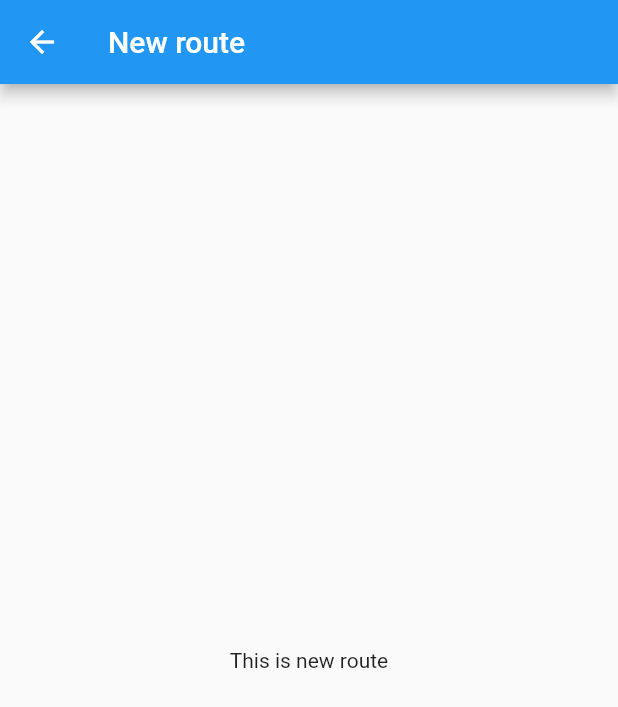
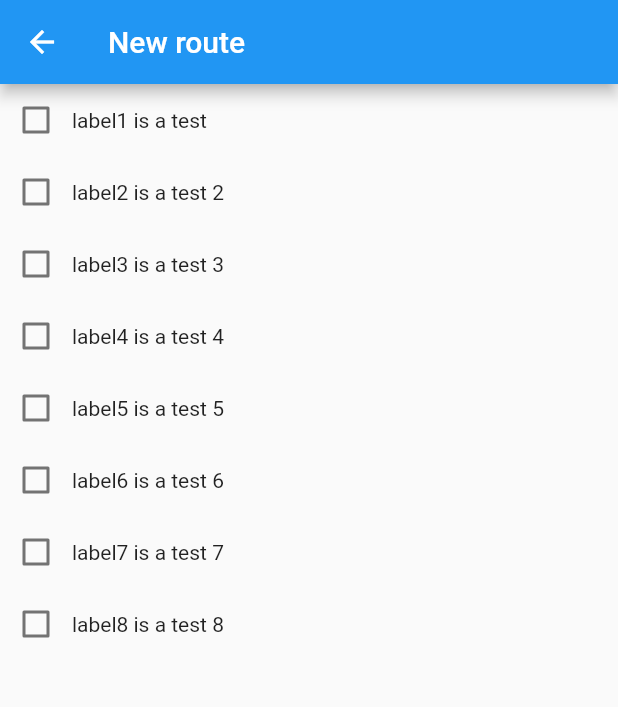
Before and after one commit to taylorlannister/flutter_project, a Flutter app: the NewRoute screen opened directly, on a phone screen of 412 x 824 dp. Shown: the top 707 px of the screen. Run offline on Flutter 3.47's test engine with Material 2 defaults, Android fonts, the phone set to English and light mode, and no system bars; network calls fail.

Commit message:
add push page

```diff
--- /dev/null
+++ b/lib/Router/router.dart
@@ -0,0 +1,4 @@
+class Router {
+  static const String Home = '/Home';
+  static const String UserCenter = "/UserCenter";
+}
--- a/lib/compments/image_task.dart
+++ b/lib/compments/image_task.dart
@@ -28,7 +28,7 @@ class ImageTaskState extends State<ImageTaskWidget> {
           // ElevatedButton(onPressed: , child: Text('+1'))
           ElevatedButton(onPressed: pushWithRoute, child: const Text('+1')),
           Image.network(
-            "https://avatars2.githubusercontent.com/u/20411648?s=460&v=4",
+            "https://5b0988e595225.cdn.sohucs.com/images/20180204/53c1d7cc3e0f422c825011d1f2107ca5.jpeg",
             width: 100,
           )
         ]));
--- a/lib/compments/router.dart
+++ b/lib/compments/router.dart
@@ -1,15 +1,27 @@
 import 'package:flutter/material.dart';
 
+import 'TaskItem.dart';
+
 class NewRoute extends StatelessWidget {
+  const NewRoute({super.key});
+
   @override
   Widget build(BuildContext context) {
     return Scaffold(
-      appBar: AppBar(
-        title: Text("New route"),
-      ),
-      body: const Center(
-        child: Text("This is new route"),
-      ),
-    );
+        appBar: AppBar(
+          title: Text("New route"),
+        ),
+        body: Column(
+          children: const [
+            TaskItem(label: "label1 is a test"),
+            TaskItem(label: "label2 is a test 2"),
+            TaskItem(label: "label3 is a test 3"),
+            TaskItem(label: "label4 is a test 4"),
+            TaskItem(label: "label5 is a test 5"),
+            TaskItem(label: "label6 is a test 6"),
+            TaskItem(label: "label7 is a test 7"),
+            TaskItem(label: "label8 is a test 8"),
+          ],
+        ));
   }
 }
```
Also changed, not shown: lib/Pages/home_page.dart (added, +17 -0 lines), lib/Pages/user_page.dart (added, +19 -0 lines), lib/Router/pages.dart (added, +8 -0 lines), lib/main.dart (+1 -13 lines).
